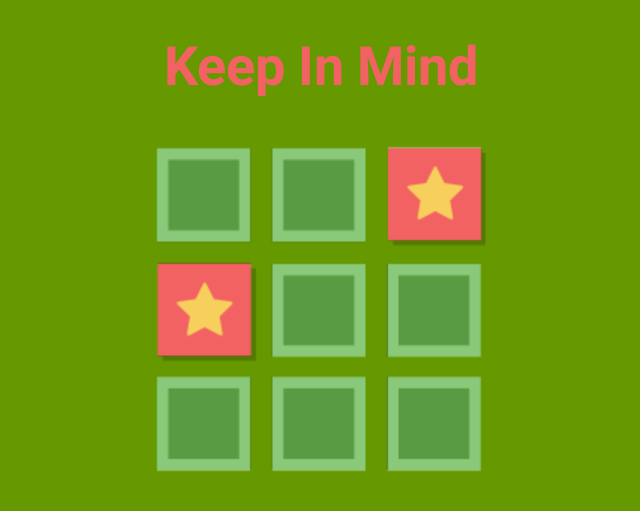
After one commit to CodemyLive/KeepInMind, an Android app: the SplashActivity screen opened directly, with no data from a screen before it, on a phone screen of 824 x 412 dp (held sideways). The commit adds this screen. Shown: the top 511 px of the screen, without its empty margins (296-936 px from the left). Run offline under Robolectric (Android 15) with nearby library versions, the phone set to English and light mode, and no system bars.

Commit message:
Splash screen added

```diff
--- a/app/build.gradle
+++ b/app/build.gradle
@@ -25,7 +25,7 @@ android {
 
 dependencies {
     implementation fileTree(dir: 'libs', include: ['*.jar'])
-    implementation"org.jetbrains.kotlin:kotlin-stdlib-jdk7:$kotlin_version"
+    implementation "org.jetbrains.kotlin:kotlin-stdlib-jdk7:$kotlin_version"
     implementation 'androidx.appcompat:appcompat:1.1.0'
     implementation 'androidx.core:core-ktx:1.2.0'
     implementation 'androidx.constraintlayout:constraintlayout:1.1.3'
--- /dev/null
+++ b/app/src/main/java/live/codemy/keepinmind/ui/SplashActivity.kt
@@ -0,0 +1,29 @@
+package live.codemy.keepinmind.ui
+
+import android.os.Bundle
+import android.os.CountDownTimer
+import androidx.appcompat.app.AppCompatActivity
+import live.codemy.keepinmind.R
+import live.codemy.keepinmind.util.extChangeStatusColor
+import live.codemy.keepinmind.util.extStartActivity
+
+
+class SplashActivity : AppCompatActivity() {
+
+    override fun onCreate(savedInstanceState: Bundle?) {
+        super.onCreate(savedInstanceState)
+        setContentView(R.layout.activity_splash)
+
+        this extChangeStatusColor android.R.color.holo_green_dark
+
+        object : CountDownTimer(3000, 1000) {
+            override fun onFinish() {
+                this@SplashActivity extStartActivity DashboardActivity::class.java
+            }
+
+            override fun onTick(millisUntilFinished: Long) {
+
+            }
+        }.start()
+    }
+}
--- /dev/null
+++ b/app/src/main/java/live/codemy/keepinmind/util/AppUtil.kt
@@ -0,0 +1,31 @@
+package live.codemy.keepinmind.util
+
+import android.content.Context
+import android.content.Intent
+import android.os.Build
+import androidx.annotation.ColorRes
+import androidx.appcompat.app.AppCompatActivity
+
+
+/**     Code with ❤
+╔════════════════════════════╗
+║  Created by Gökhan ÖZTÜRK  ║
+╠════════════════════════════╣
+║ GokhanOzturk@AndroidEdu.IO ║
+╠════════════════════════════╣
+║     18/02/2020 - 21:15     ║
+╚════════════════════════════╝
+ */
+
+infix fun <ClassName> Context.extStartActivity(cls: Class<ClassName>) {
+    startActivity(Intent(this, cls))
+}
+
+infix fun AppCompatActivity.extChangeStatusColor(@ColorRes id: Int) {
+    if (Build.VERSION.SDK_INT >= Build.VERSION_CODES.M) {
+        window.statusBarColor = resources.getColor(id, this.theme)
+    } else if (Build.VERSION.SDK_INT >= Build.VERSION_CODES.LOLLIPOP) {
+        window.statusBarColor = resources.getColor(id)
+    }
+
+}
--- /dev/null
+++ b/app/src/main/res/layout/activity_splash.xml
@@ -0,0 +1,25 @@
+<?xml version="1.0" encoding="utf-8"?>
+<FrameLayout xmlns:android="http://schemas.android.com/apk/res/android"
+    xmlns:tools="http://schemas.android.com/tools"
+    android:layout_width="match_parent"
+    android:layout_height="match_parent"
+    android:background="@android:color/holo_green_dark"
+    tools:context=".ui.SplashActivity">
+
+    <TextView
+        android:layout_width="wrap_content"
+        android:layout_height="wrap_content"
+        android:layout_gravity="center_horizontal"
+        android:layout_marginTop="18dp"
+        android:text="Keep In Mind"
+        android:textColor="@color/colorAccent"
+        android:textSize="36sp"
+        android:textStyle="bold" />
+
+    <ImageView
+        android:layout_width="wrap_content"
+        android:layout_height="wrap_content"
+        android:layout_gravity="center"
+        android:background="@drawable/bg_app_icon" />
+
+</FrameLayout>
--- a/app/src/main/res/values/colors.xml
+++ b/app/src/main/res/values/colors.xml
@@ -2,5 +2,5 @@
 <resources>
     <color name="colorPrimary">#008577</color>
     <color name="colorPrimaryDark">#00574B</color>
-    <color name="colorAccent">#D81B60</color>
+    <color name="colorAccent">#f26262</color>
 </resources>
--- a/app/src/main/res/values/styles.xml
+++ b/app/src/main/res/values/styles.xml
@@ -1,7 +1,7 @@
 <resources>
 
     <!-- Base application theme. -->
-    <style name="AppTheme" parent="Theme.AppCompat.Light.DarkActionBar">
+    <style name="AppTheme" parent="Theme.AppCompat.Light.NoActionBar">
         <!-- Customize your theme here. -->
         <item name="colorPrimary">@color/colorPrimary</item>
         <item name="colorPrimaryDark">@color/colorPrimaryDark</item>
```
Also changed, not shown: app/src/main/AndroidManifest.xml (+6 -1 lines), app/src/main/java/live/codemy/keepinmind/MainActivity.kt (deleted, +0 -12 lines), app/src/main/java/live/codemy/keepinmind/ui/DashboardActivity.kt (added, +16 -0 lines), app/src/main/res/layout/activity_dashboard.xml (added, +56 -0 lines), app/src/main/res/layout/activity_main.xml (deleted, +0 -18 lines), app/src/main/res/drawable/bg_app_icon.png (added).
